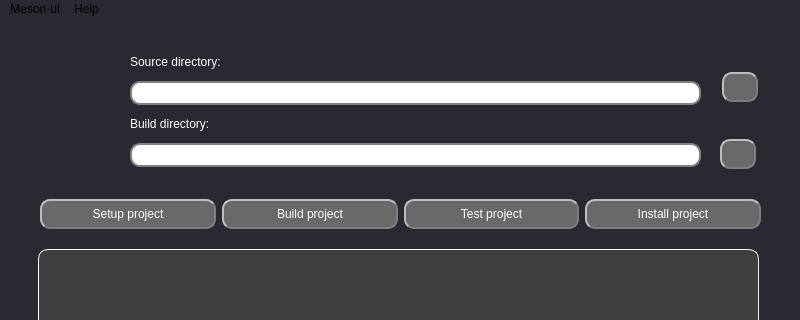
Qt form app/src/res/layout/activity_main.ui (wroldwiedbwe/meson-ui) before a commit; both pictures show x 0 to 800 and y 0 to 320 of the 800 by 600 pixel window.
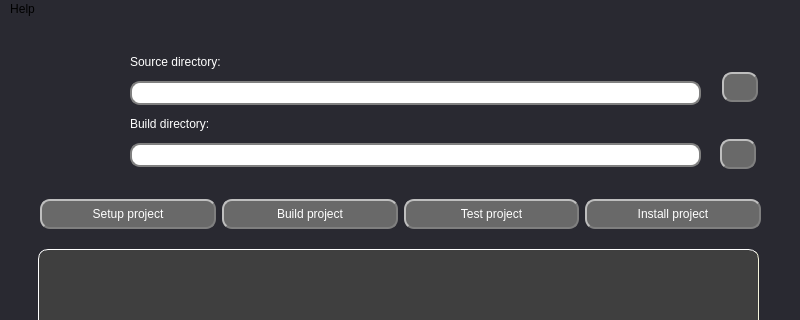
The same form after that commit. Icons and pictures are not drawn.

Patch:
```diff
--- a/app/src/res/layout/activity_main.ui
+++ b/app/src/res/layout/activity_main.ui
@@ -410,14 +410,6 @@
      <height>22</height>
     </rect>
    </property>
-   <widget class="QMenu" name="menuMeson_ui">
-    <property name="title">
-     <string>Meson-ui</string>
-    </property>
-    <addaction name="actionAbout_Meson_ui"/>
-    <addaction name="actionOpen_folder"/>
-    <addaction name="actionQuit_Meson_ui"/>
-   </widget>
    <widget class="QMenu" name="menuHelp">
     <property name="title">
      <string>Help</string>
@@ -427,7 +419,6 @@
     <addaction name="actionMeson_ui_issue"/>
     <addaction name="actionMeson_issue"/>
    </widget>
-   <addaction name="menuMeson_ui"/>
    <addaction name="menuHelp"/>
   </widget>
   <action name="actionMeson_docs">
```
Left out of the diff: 22 changed lines with no effect on the pictures.
